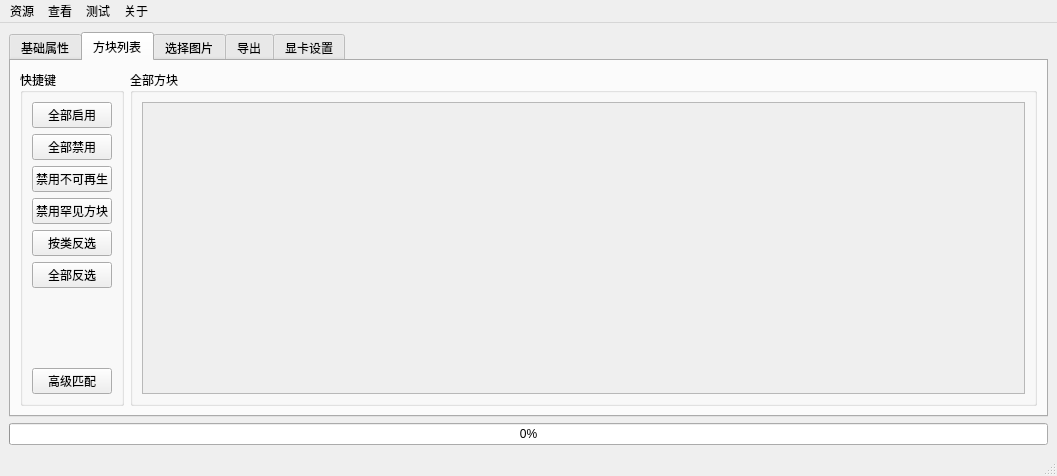
The window that VisualCraft/VCWind.ui (SlopeCraft/SlopeCraft) describes before a commit, drawn with Qt 5.
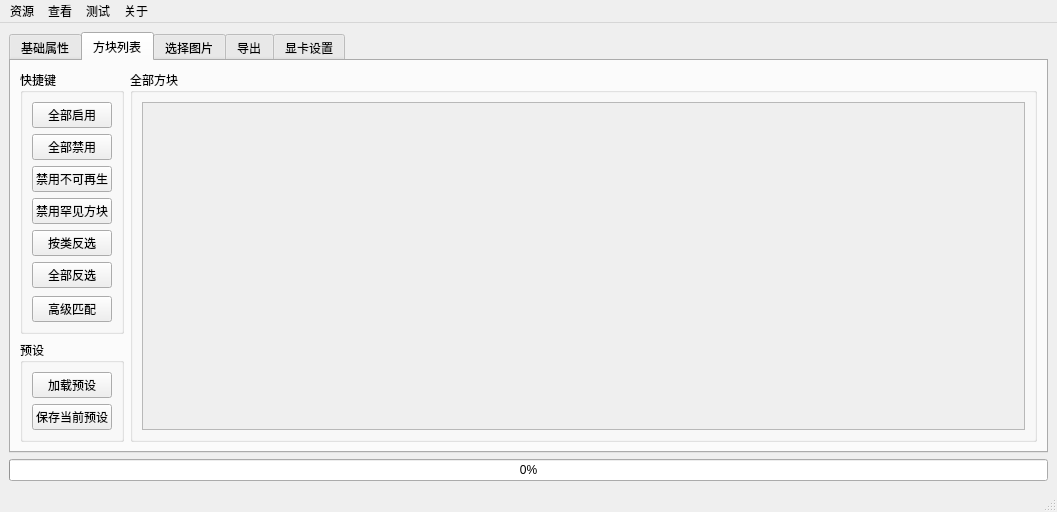
The same window after the commit. The open tabs and pages were chosen to show the change.

Commit message: add preset parsing and saving to VC

What changed in the file:
```diff
--- a/VisualCraft/VCWind.ui
+++ b/VisualCraft/VCWind.ui
@@ -10,7 +10,7 @@
     <x>0</x>
     <y>0</y>
     <width>1057</width>
-    <height>476</height>
+    <height>479</height>
    </rect>
   </property>
   <property name="font">
@@ -337,33 +337,6 @@
           <string>方块列表</string>
          </attribute>
          <layout class="QGridLayout" name="gridLayout_5">
-          <item row="0" column="1">
-           <widget class="QGroupBox" name="gb_blocks">
-            <property name="title">
-             <string>全部方块</string>
-            </property>
-            <layout class="QGridLayout" name="gridLayout_11">
-             <item row="0" column="0">
-              <widget class="QScrollArea" name="sa_blocks">
-               <property name="widgetResizable">
-                <bool>true</bool>
-               </property>
-               <widget class="QWidget" name="scrollAreaWidgetContents">
-                <property name="geometry">
-                 <rect>
-                  <x>0</x>
-                  <y>0</y>
-                  <width>885</width>
-                  <height>302</height>
-                 </rect>
-                </property>
-                <layout class="QGridLayout" name="gl_sa_blocks"/>
-               </widget>
-              </widget>
-             </item>
-            </layout>
-           </widget>
-          </item>
           <item row="0" column="0">
            <widget class="QGroupBox" name="groupBox_6">
             <property name="title">
@@ -435,6 +408,56 @@
             </layout>
            </widget>
           </item>
+          <item row="1" column="0">
+           <widget class="QGroupBox" name="groupBox_7">
+            <property name="title">
+             <string>预设</string>
+            </property>
+            <layout class="QGridLayout" name="gridLayout_23">
+             <item row="0" column="0">
+              <widget class="QPushButton" name="pb_load_preset">
+               <property name="text">
+                <string>加载预设</string>
+               </property>
+              </widget>
+             </item>
+             <item row="1" column="0">
+              <widget class="QPushButton" name="pb_save_preset">
+               <property name="text">
+                <string>保存当前预设</string>
+               </property>
+              </widget>
+             </item>
+            </layout>
+           </widget>
+          </item>
+          <item row="0" column="1" rowspan="2">
+           <widget class="QGroupBox" name="gb_blocks">
+            <property name="title">
+             <string>全部方块</string>
+            </property>
+            <layout class="QGridLayout" name="gridLayout_11">
+             <item row="0" column="0">
+              <widget class="QScrollArea" name="sa_blocks">
+               <property name="widgetResizable">
+                <bool>true</bool>
+               </property>
+               <widget class="QWidget" name="scrollAreaWidgetContents">
+                <property name="geometry">
+                 <rect>
+                  <x>0</x>
+                  <y>0</y>
+                  <width>885</width>
+                  <height>305</height>
+                 </rect>
+                </property>
+                <layout class="QGridLayout" name="gl_sa_blocks"/>
+               </widget>
+              </widget>
+             </item>
+            </layout>
+           </widget>
+          </item>
          </layout>
         </widget>
         <widget class="QWidget" name="tab_image">
```
The commit also changes 2 other files.
